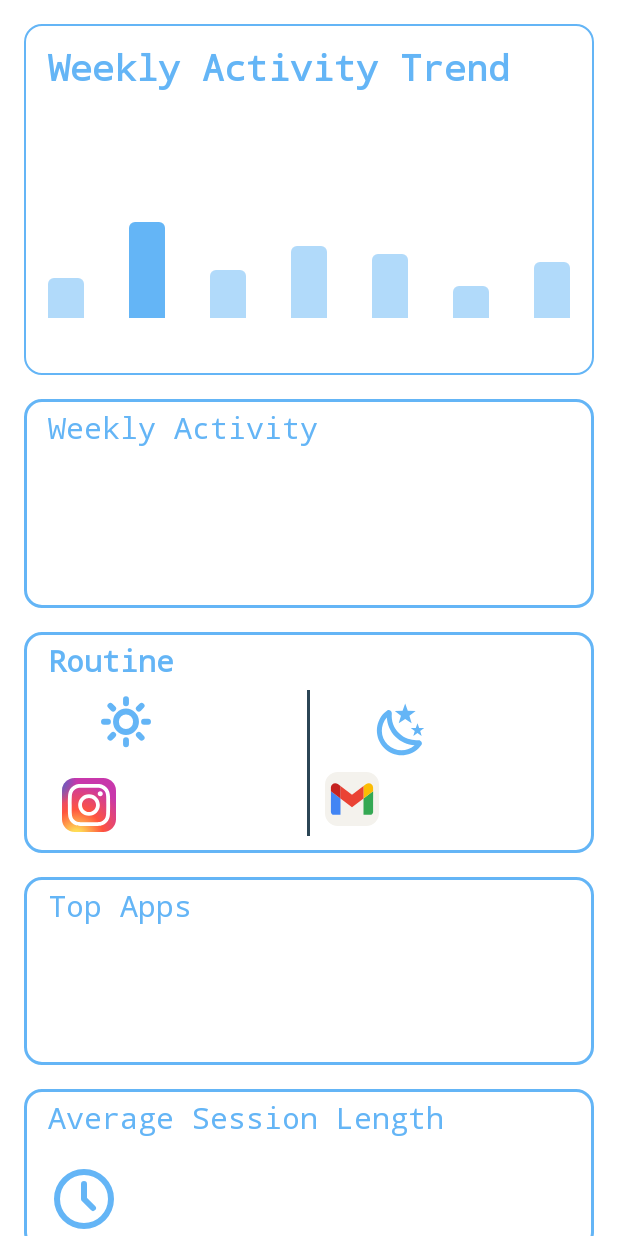
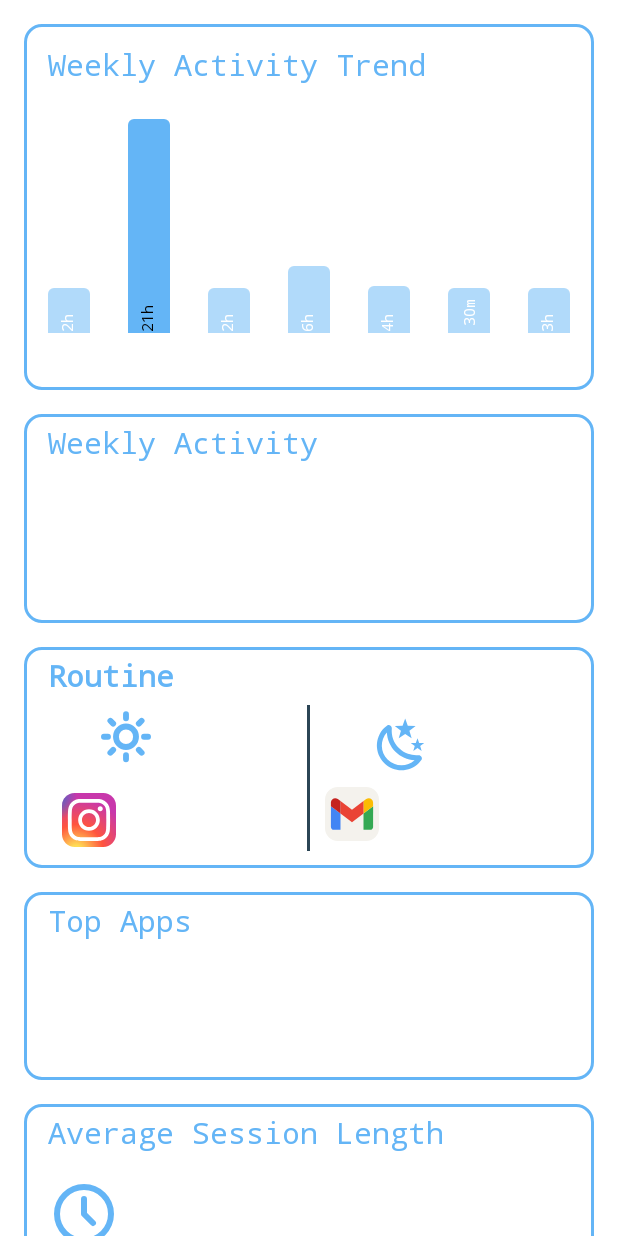
Before and after one commit to Vichu95/Focux, an Android app built with Jetpack Compose: the composable InsightsScreen shown on its own in the app's theme, on a phone screen of 412 x 824 dp. Run offline under Robolectric (Android 15) with nearby library versions, the phone set to English and light mode, and no system bars; 1 statement that could not run was skipped.

Commit message:
updating weekly acitivyty trrend card

```diff
--- a/PulseMobTracker/app/src/main/java/com/focux/pulse/data/dummyStub.kt
+++ b/PulseMobTracker/app/src/main/java/com/focux/pulse/data/dummyStub.kt
@@ -147,13 +147,13 @@ val dummyTimelineEvents = listOf(
 )
 
 val dummyWeeklyTrend = listOf(
-    WeeklyTrendItem("Mon", 2.5f, false, "2h 48m"),
-    WeeklyTrendItem("Tue", 6.0f, true, "12h 48m"), // Selected
-    WeeklyTrendItem("Wed", 3.0f, false, "2h 20m"),
-    WeeklyTrendItem("Thu", 4.5f, false, "4h 48m"),
-    WeeklyTrendItem("Fri", 4.0f, false, "4h 48m"),
-    WeeklyTrendItem("Sat", 2.0f, false, "2h 45m"),
-    WeeklyTrendItem("Sun", 3.5f, false, "3h 48m")
+    WeeklyTrendItem("Mon", 2.8f, false, "2h 48m"),
+    WeeklyTrendItem("Tue", 21.8f, true, "21h 48m"), // Selected (Max)
+    WeeklyTrendItem("Wed", 2.36f, false, "2h 22m"), // Low
+    WeeklyTrendItem("Thu", 6.8f, false, "6h 48m"),
+    WeeklyTrendItem("Fri", 4.8f, false, "4h 48m"),
+    WeeklyTrendItem("Sat", 0.5f, false, "30m"), // Smallest
+    WeeklyTrendItem("Sun", 3.8f, false, "3h 48m")
 )
 
 val dummyWeeklyActivity = WeeklyActivityData(
--- a/PulseMobTracker/app/src/main/java/com/focux/pulse/features/Insights/components/WeeklyTrendCard.kt
+++ b/PulseMobTracker/app/src/main/java/com/focux/pulse/features/Insights/components/WeeklyTrendCard.kt
@@ -1,75 +1,90 @@
 package com.focux.pulse.features.Insights.components
 
 import androidx.compose.foundation.background
+import androidx.compose.foundation.border
 import androidx.compose.foundation.layout.*
+import androidx.compose.foundation.shape.RoundedCornerShape
 import androidx.compose.material3.Text
 import androidx.compose.runtime.Composable
 import androidx.compose.ui.Alignment
 import androidx.compose.ui.Modifier
+import androidx.compose.ui.draw.rotate
 import androidx.compose.ui.graphics.Color
+import androidx.compose.ui.layout.Layout
+import androidx.compose.ui.text.font.FontWeight
+import androidx.compose.ui.unit.Dp
 import androidx.compose.ui.unit.dp
 import androidx.compose.ui.unit.sp
 import com.focux.pulse.data.WeeklyTrendItem
-import com.focux.pulse.ui.theme.PulseAppColorPrimary
-import com.focux.pulse.ui.theme.PulseAppColorSecondary
-import com.focux.pulse.ui.theme.Typography
-import com.focux.pulse.ui.theme.pulseAppCard
+import com.focux.pulse.ui.theme.*
+import kotlin.math.max
 
 @Composable
 fun WeeklyTrendCard(data: List<WeeklyTrendItem>) {
     Column(
         modifier = Modifier
-            .fillMaxWidth()
-            .pulseAppCard()
+            .width(PulseAppCardWidth)
+            .background(Color.Transparent, RoundedCornerShape(PulseAppCornerRadiusMedium))
+            .border(PulseAppBorderWidthThick, PulseAppColorPrimary, RoundedCornerShape(PulseAppCornerRadiusMedium))
             .padding(16.dp)
     ) {
         Text(
             text = "Weekly Activity Trend",
-            style = Typography.titleLarge,
-            color = PulseAppColorPrimary
+            style = PulseAppFontLabel.copy(color = PulseAppColorPrimary)
         )
 
         Spacer(modifier = Modifier.height(24.dp))
 
         // Bar Chart Area
+        val maxHours = data.maxOfOrNull { it.hours }?.coerceAtLeast(0.1f) ?: 1f
+
         Row(
-            modifier = Modifier
-                .fillMaxWidth()
-                .height(150.dp), // Fixed height for chart
+            modifier = Modifier.fillMaxWidth(),
             horizontalArrangement = Arrangement.SpaceBetween,
             verticalAlignment = Alignment.Bottom
         ) {
             data.forEach { item ->
-                TrendBar(item)
+                TrendBar(item, maxHours)
             }
         }
     }
 }
 
 @Composable
-fun TrendBar(item: WeeklyTrendItem) {
+fun TrendBar(item: WeeklyTrendItem, maxHours: Float) {
     Column(
         horizontalAlignment = Alignment.CenterHorizontally,
         verticalArrangement = Arrangement.Bottom
     ) {
-        // Bar
-        val maxHours = 14f // Assumed max for scaling
-        val heightFraction = (item.hours / maxHours).coerceIn(0.1f, 1f)
+        // Calculate Height
+        val barMaxHeight = 150.dp
+        // Largest is 95% of height.
+        val fraction = (item.hours / maxHours) * 0.95f
+        // Min height ensuring text readability (approx 15-20%)
+        val minFraction = 0.2f
+        val actualFraction = max(fraction, minFraction)
 
+        // Bar Box
         Box(
             modifier = Modifier
-                .width(24.dp)
-                .fillMaxHeight(heightFraction)
+                .width(28.dp)
+                .height(barMaxHeight * actualFraction)
                 .background(
-                    if (item.isSelected) PulseAppColorPrimary else PulseAppColorPrimary.copy(alpha = 0.5f),
-                    shape = androidx.compose.foundation.shape.RoundedCornerShape(topStart = 4.dp, topEnd = 4.dp)
-                )
+                    color = if (item.isSelected) PulseAppColorPrimary else PulseAppColorPrimary.copy(alpha = 0.5f),
+                    shape = RoundedCornerShape(topStart = 4.dp, topEnd = 4.dp)
+                ),
+            contentAlignment = Alignment.BottomCenter
         ) {
-             // Text inside bar? Screenshot has text INSIDE or ON TOP depending on size.
-             // Screenshot has vertical text "2h 48m" inside the bar.
-             // We'll skip complex vertical text for this first pass or try to rotate if easy,
-             // but cleaner to just have it visual for now.
-             // Let's add simple hours if selected or just leave it visual.
+            // Rotated Text
+            Text(
+                text = item.durationText,
+                style = PulseAppFontFocus.copy(fontSize = 10.sp),
+                color = if (item.isSelected) Color.Black else PulseAppColorSecondary,
+                modifier = Modifier
+                    .padding(bottom = 8.dp)
+                    .rotate(-90f),
+                maxLines = 1
+            )
         }
 
         Spacer(modifier = Modifier.height(8.dp))
@@ -77,7 +92,7 @@ fun TrendBar(item: WeeklyTrendItem) {
         // Day Label
         Text(
             text = item.day,
-            style = Typography.labelSmall.copy(fontSize = 12.sp),
+            style = PulseAppFontFocus.copy(fontSize = 12.sp),
             color = PulseAppColorSecondary
         )
     }
```
Also changed, not shown: 1 other file.
